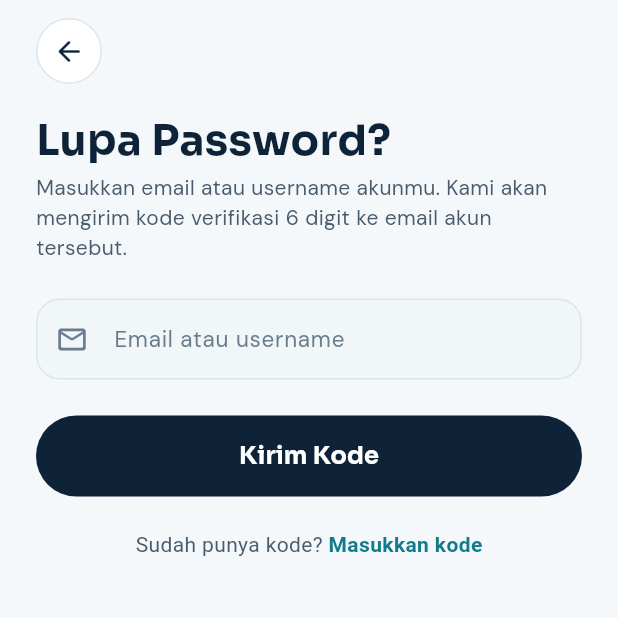
After one commit to marz696/wandergeo, a Flutter app: the screen it shows after launch, after a tap on "Lupa password?", on a phone screen of 412 x 824 dp, the top half of it. The commit adds this screen. Run offline on Flutter 3.47's test engine with Material 3 defaults, Android fonts, the light colour scheme and no system bars; our stand-ins replace flutter_compass, flutter_local_notifications, flutter_map, flutter_secure_storage, geolocator, google_fonts and 8 more; accounts and stored records are empty; network calls fail.

Commit message:
feat: lupa password

```diff
--- a/lib/core/widgets/app_text_field.dart
+++ b/lib/core/widgets/app_text_field.dart
@@ -1,4 +1,5 @@
 import 'package:flutter/material.dart';
+import 'package:flutter/services.dart';
 
 import '../theme/app_colors.dart';
 
@@ -15,6 +16,7 @@ class AppTextField extends StatelessWidget {
     this.textInputAction,
     this.onSubmitted,
     this.autofillHints,
+    this.inputFormatters,
   });
 
   final TextEditingController controller;
@@ -27,6 +29,7 @@ class AppTextField extends StatelessWidget {
   final TextInputAction? textInputAction;
   final ValueChanged<String>? onSubmitted;
   final Iterable<String>? autofillHints;
+  final List<TextInputFormatter>? inputFormatters;
 
   OutlineInputBorder _border(Color color, [double width = 1]) =>
       OutlineInputBorder(
@@ -44,6 +47,7 @@ class AppTextField extends StatelessWidget {
       textInputAction: textInputAction,
       onFieldSubmitted: onSubmitted,
       autofillHints: autofillHints,
+      inputFormatters: inputFormatters,
       style: const TextStyle(fontSize: 15, color: AppColors.ink),
       decoration: InputDecoration(
         hintText: hint,
--- a/lib/features/auth/auth_repository.dart
+++ b/lib/features/auth/auth_repository.dart
@@ -1,3 +1,4 @@
+import 'dart:async';
 import 'dart:convert';
 import 'dart:typed_data';
 
@@ -79,6 +80,15 @@ class AuthResult {
   final String? message;
 }
 
+/// Hasil permintaan kode reset / penggantian password.
+class ResetResult {
+  const ResetResult.success([this.message]) : ok = true;
+  const ResetResult.failure(this.message) : ok = false;
+
+  final bool ok;
+  final String? message;
+}
+
 /// Ringkasan progres paspor milik satu pengguna (dari tabel `user_progress`).
 class ProfileStats {
   const ProfileStats({
@@ -130,26 +140,34 @@ class ProfileResult {
 
 /// Hasil pemanggilan Edge Function untuk fitur lain (misi, dll).
 class ApiResponse {
-  const ApiResponse(this.status, this.data);
+  const ApiResponse(this.status, this.data, {this.timedOut = false});
 
   final int status; // 0 = gagal terhubung
   final Map<String, dynamic>? data;
+
+  /// true bila server tidak menjawab dalam batas waktu. Tetap dihitung sebagai
+  /// [networkError] (status 0), tetapi pesannya berbeda: server mungkin masih
+  /// memproses permintaan itu.
+  final bool timedOut;
 
   bool get ok => status >= 200 && status < 300;
   bool get networkError => status == 0;
 
   String get message =>
       (data?['error'] as String?) ??
-      (networkError
+      (timedOut
+          ? 'Server terlalu lama merespons. Coba lagi sebentar lagi.'
+          : networkError
           ? 'Tidak dapat terhubung ke server. Periksa internet lalu coba lagi.'
           : 'Terjadi kesalahan (kode $status).');
 }
 
 class _Resp {
-  const _Resp(this.status, this.data);
+  const _Resp(this.status, this.data, {this.timedOut = false});
 
   final int status; // 0 = gagal terhubung
   final Map<String, dynamic>? data;
+  final bool timedOut;
 
   bool get networkError => status == 0;
 }
@@ -212,6 +230,51 @@ class AuthRepository {
     });
     return _handle(r, true);
   }
+
+  /// Meminta kode verifikasi reset password ke email akun. Server selalu
+  /// menjawab sukses (tidak membocorkan apakah akun terdaftar), jadi pesan
+  /// di layar bersifat umum.
+  Future<ResetResult> requestPasswordReset(String identifier) async {
+    if (AppConfig.useMock) {
+      await Future<void>.delayed(const Duration(milliseconds: 900));
+      return const ResetResult.success('Mode mock: gunakan kode 123456.');
+    }
+    if (!AppConfig.isConfigured) return const ResetResult.failure(_notConfigured);
+    final r = await _call('forgot_request', {'identifier': identifier});
+    if (r.status == 200) {
+      return ResetResult.success(r.data?['message'] as String?);
+    }
+    return ResetResult.failure(_resetError(r));
+  }
+
+  /// Menukar kode verifikasi dengan password baru. Setelah berhasil, semua
+  /// sesi lama dicabut di server; pengguna harus masuk lagi.
+  Future<ResetResult> resetPassword({
+    required String identifier,
+    required String code,
+    required String newPassword,
+  }) async {
+    if (AppConfig.useMock) {
+      await Future<void>.delayed(const Duration(milliseconds: 900));
+      return code == '123456'
+          ? const ResetResult.success('Password berhasil diubah (mode mock).')
+          : const ResetResult.failure('Kode salah. Di mode mock gunakan 123456.');
+    }
+    if (!AppConfig.isConfigured) return const ResetResult.failure(_notConfigured);
+    final r = await _call('forgot_reset', {
+      'identifier': identifier,
+      'code': code,
+      'new_password': newPassword,
+    });
+    if (r.status == 200) {
+      return ResetResult.success(r.data?['message'] as String?);
+    }
+    return ResetResult.failure(_resetError(r));
+  }
+
+  String _resetError(_Resp r) => r.networkError
+      ? 'Tidak dapat terhubung ke server. Periksa internet lalu coba lagi.'
+      : (r.data?['error'] as String?) ?? 'Terjadi kesalahan (kode ${r.status}).';
 
   /// Dipakai login biometrik: true bila ada sesi tersimpan yang masih berlaku.
   /// Bila server tidak terjangkau, sesi tersimpan tetap dipercaya (mode offline).
@@ -311,7 +374,14 @@ class AuthRepository {
   }
 
   /// Memanggil aksi Edge Function dengan token sesi yang sedang aktif.
-  Future<ApiResponse> authed(String action, Map<String, dynamic> body) async {
+  ///
+  /// [timeout] membatasi lama menunggu jawaban; fitur yang memanggil layanan
+  /// lambat (Pemandu AI) memberi batas lebih panjang dari bawaan 20 detik.
+  Future<ApiResponse> authed(
+    String action,
+    Map<String, dynamic> body, {
+    Duration timeout = const Duration(seconds: 20),
+  }) async {
     final sess = _session;
     if (sess == null) {
       return const ApiResponse(401, {'error': 'Sesi berakhir. Silakan masuk lagi.'});
@@ -320,8 +390,8 @@ class AuthRepository {
       return const ApiResponse(
           0, {'error': 'Fitur ini membutuhkan koneksi ke server.'});
     }
-    final r = await _call(action, {...body, 'token': sess.token});
-    return ApiResponse(r.status, r.data);
+    final r = await _call(action, {...body, 'token': sess.token}, timeout: timeout);
+    return ApiResponse(r.status, r.data, timedOut: r.timedOut);
   }
 
   /// Memperbarui jumlah koin setelah misi selesai (memori + penyimpanan aman).
@@ -451,7 +521,11 @@ class AuthRepository {
     return AuthResult.success(s);
   }
 
-  Future<_Resp> _call(String action, Map<String, dynamic> body) async {
+  Future<_Resp> _call(
+    String action,
+    Map<String, dynamic> body, {
+    Duration timeout = const Duration(seconds: 20),
+  }) async {
     try {
       final key = AppConfig.supabaseAnonKey;
       final res = await http
@@ -465,13 +539,15 @@ class AuthRepository {
             },
             body: jsonEncode({'action': action, ...body}),
           )
-          .timeout(const Duration(seconds: 20));
+          .timeout(timeout);
       Map<String, dynamic>? data;
       try {
         final decoded = jsonDecode(res.body);
         if (decoded is Map<String, dynamic>) data = decoded;
       } catch (_) {}
       return _Resp(res.statusCode, data);
+    } on TimeoutException {
+      return const _Resp(0, null, timedOut: true);
     } catch (_) {
       return const _Resp(0, null);
     }
--- /dev/null
+++ b/lib/features/auth/forgot_password_page.dart
@@ -0,0 +1,171 @@
+import 'package:flutter/material.dart';
+import 'package:provider/provider.dart';
+
+import '../../core/theme/app_colors.dart';
+import '../../core/theme/app_theme.dart';
+import '../../core/widgets/app_text_field.dart';
+import '../../core/widgets/primary_button.dart';
+import '../../core/widgets/round_icon_button.dart';
+import 'auth_repository.dart';
+import 'reset_password_page.dart';
+
+/// Langkah 1 lupa password: pengguna mengisi email atau username, server
+/// mengirim kode verifikasi 6 digit ke email akun tersebut.
+class ForgotPasswordPage extends StatefulWidget {
+  const ForgotPasswordPage({super.key, this.initialIdentifier = ''});
+
+  /// Diisi dari kolom login agar pengguna tidak mengetik ulang.
+  final String initialIdentifier;
+
+  static Route<void> route({String initialIdentifier = ''}) =>
+      PageRouteBuilder<void>(
+        transitionDuration: const Duration(milliseconds: 380),
+        reverseTransitionDuration: const Duration(milliseconds: 280),
+        pageBuilder: (_, __, ___) =>
+            ForgotPasswordPage(initialIdentifier: initialIdentifier),
+        transitionsBuilder: (_, anim, __, child) {
+          final curved = CurvedAnimation(parent: anim, curve: Curves.easeOutCubic);
+          return FadeTransition(
+            opacity: curved,
+            child: SlideTransition(
+              position: Tween<Offset>(begin: const Offset(0, .06), end: Offset.zero)
+                  .animate(curved),
+              child: child,
+            ),
+          );
+        },
+      );
+
+  @override
+  State<ForgotPasswordPage> createState() => _ForgotPasswordPageState();
+}
+
+class _ForgotPasswordPageState extends State<ForgotPasswordPage> {
+  final _form = GlobalKey<FormState>();
+  late final _id = TextEditingController(text: widget.initialIdentifier);
+  bool _loading = false;
+
+  @override
+  void dispose() {
+    _id.dispose();
+    super.dispose();
+  }
+
+  void _snack(String msg, {bool error = true}) {
+    ScaffoldMessenger.of(context)
+      ..hideCurrentSnackBar()
+      ..showSnackBar(SnackBar(
+        content: Text(msg),
+        behavior: SnackBarBehavior.floating,
+        backgroundColor: error ? AppColors.error : AppColors.ink,
+      ));
+  }
+
+  Future<void> _submit() async {
+    if (!_form.currentState!.validate()) return;
+    FocusScope.of(context).unfocus();
+    final identifier = _id.text.trim().toLowerCase();
+    setState(() => _loading = true);
+    final r = await context.read<AuthRepository>().requestPasswordReset(identifier);
+    if (!mounted) return;
+    setState(() => _loading = false);
+    if (!r.ok) {
+      _snack(r.message ?? 'Gagal meminta kode');
+      return;
+    }
+    _snack(r.message ?? 'Kode verifikasi telah dikirim.', error: false);
+    Navigator.of(context).push(ResetPasswordPage.route(identifier: identifier));
+  }
+
+  /// Sudah punya kode (misalnya baru saja meminta): lewati pengiriman.
+  void _haveCode() {
+    if (!_form.currentState!.validate()) return;
+    Navigator.of(context).push(
+      ResetPasswordPage.route(
+        identifier: _id.text.trim().toLowerCase(),
+        autoStartCooldown: false,
+      ),
+    );
+  }
+
+  @override
+  Widget build(BuildContext context) {
+    return Scaffold(
+      backgroundColor: AppColors.background,
+      body: SafeArea(
+        child: GestureDetector(
+          behavior: HitTestBehavior.opaque,
+          onTap: () => FocusScope.of(context).unfocus(),
+          child: SingleChildScrollView(
+            padding: const EdgeInsets.fromLTRB(24, 12, 24, 32),
+            child: Form(
+              key: _form,
+              child: Column(
+                crossAxisAlignment: CrossAxisAlignment.start,
+                children: [
+                  RoundIconButton(
+                    icon: Icons.arrow_back_rounded,
+                    label: 'Kembali',
+                    elevated: false,
+                    onTap: () => Navigator.of(context).maybePop(),
+                  ),
+                  const SizedBox(height: 20),
+                  Text('Lupa Password?', style: AppTheme.heading(28)),
+                  const SizedBox(height: 4),
+                  const Text(
+                    'Masukkan email atau username akunmu. Kami akan mengirim kode '
+                    'verifikasi 6 digit ke email akun tersebut.',
+                    style: TextStyle(color: AppColors.muted, height: 1.4),
+                  ),
+                  const SizedBox(height: 24),
+                  AppTextField(
+                    controller: _id,
+                    hint: 'Email atau username',
+                    icon: Icons.mail_outline_rounded,
+                    keyboardType: TextInputType.emailAddress,
+                    textInputAction: TextInputAction.done,
+                    onSubmitted: (_) => _submit(),
+                    autofillHints: const [AutofillHints.username],
+                    validator: (v) => (v ?? '').trim().isEmpty
+                        ? 'Email atau username wajib diisi'
+                        : null,
+                  ),
+                  const SizedBox(height: 24),
+                  PrimaryButton(
+                    label: 'Kirim Kode',
+                    loading: _loading,
+                    onPressed: _submit,
+                  ),
+                  const SizedBox(height: 14),
+                  Center(
+                    child: InkWell(
+                      onTap: _loading ? null : _haveCode,
+                      child: const Padding(
+                        padding: EdgeInsets.all(8),
+                        child: Text.rich(
+                          TextSpan(
+                            text: 'Sudah punya kode? ',
+                            style: TextStyle(color: AppColors.muted),
+                            children: [
+                              TextSpan(
+                                text: 'Masukkan kode',
+                                style: TextStyle(
+                                  fontWeight: FontWeight.w700,
+                                  color: AppColors.teal,
+                                ),
+                              ),
+                            ],
+                          ),
+                        ),
+                      ),
+                    ),
+                  ),
+                ],
+              ),
+            ),
+          ),
+        ),
+      ),
+    );
+  }
+}
--- a/lib/features/auth/login_page.dart
+++ b/lib/features/auth/login_page.dart
@@ -8,6 +8,7 @@ import '../../core/theme/app_theme.dart';
 import '../../core/widgets/app_text_field.dart';
 import '../../core/widgets/primary_button.dart';
 import '../../routes.dart';
+import 'forgot_password_page.dart';
 import 'login_controller.dart';
 import 'register_page.dart';
 import 'widgets/hero_illustration.dart';
@@ -302,6 +303,24 @@ class _LoginPageState extends State<LoginPage>
               ),
               const SizedBox(width: 6),
               const Text('Ingat saya', style: TextStyle(fontSize: 13)),
+              const Spacer(),
+              TextButton(
+                onPressed: ctrl.isLoading
+                    ? null
+                    : () => Navigator.of(context).push(
+                          ForgotPasswordPage.route(
+                              initialIdentifier: _idCtrl.text.trim()),
+                        ),
+                style: TextButton.styleFrom(
+                  foregroundColor: AppColors.teal,
+                  padding: const EdgeInsets.symmetric(horizontal: 6),
+                  minimumSize: const Size(0, 28),
+                  tapTargetSize: MaterialTapTargetSize.shrinkWrap,
+                  textStyle: const TextStyle(
+                      fontSize: 13, fontWeight: FontWeight.w700),
+                ),
+                child: const Text('Lupa password?'),
+              ),
             ],
           ),
         ),
--- a/lib/features/guide/guide_models.dart
+++ b/lib/features/guide/guide_models.dart
@@ -1,6 +1,7 @@
 enum GuideRole { user, guide }
 
-enum GuideErrorKind { network, quota, other }
+/// timeout = server tidak menjawab tepat waktu (kuota mungkin sudah terpotong).
+enum GuideErrorKind { network, timeout, quota, other }
 
 class GuideQuiz {
   const GuideQuiz({
```
Also changed, not shown: lib/features/auth/reset_password_page.dart (added, +291 -0 lines), lib/features/guide/guide_page.dart (+19 -0 lines), lib/features/guide/guide_repository.dart (+27 -6 lines), 2 other files.
